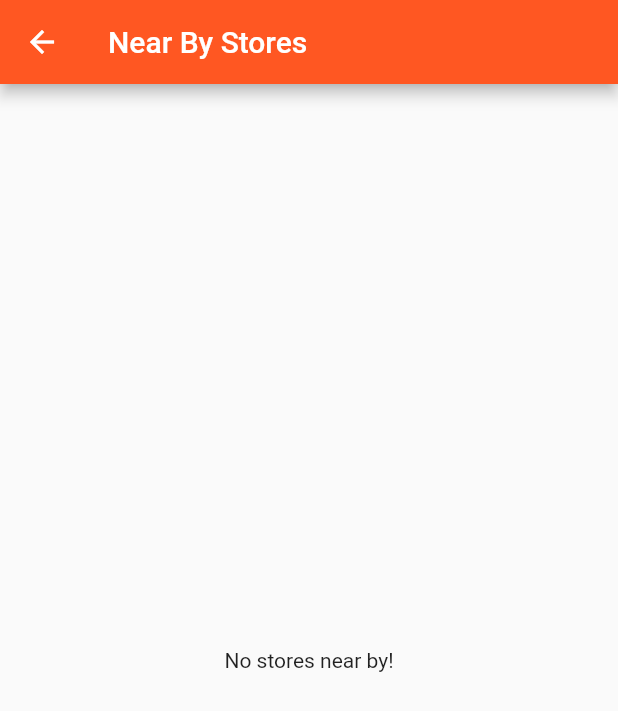
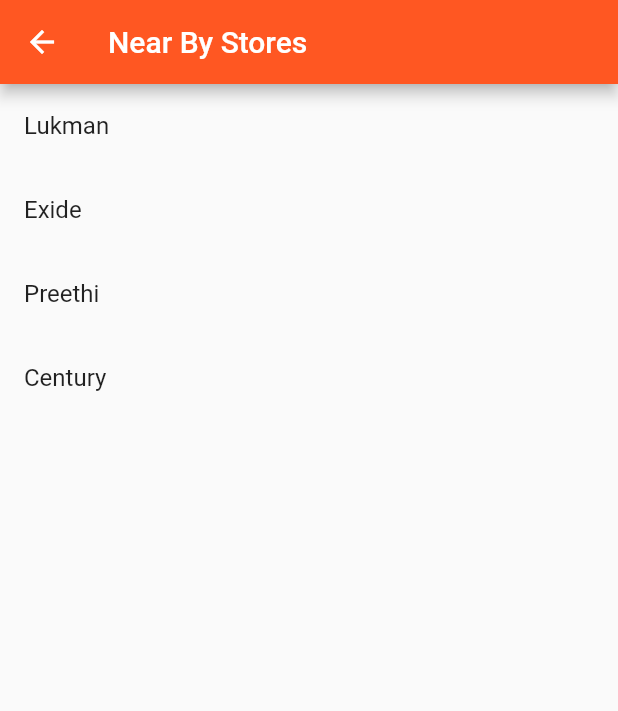
Before and after one commit to MAHakeem-MK/shop_q, a Flutter app: the CustomerHome screen opened directly, on a phone screen of 412 x 824 dp. Shown: the top 711 px of the screen. Run offline on Flutter 3.47's test engine with Material 2 defaults, Android fonts, the light colour scheme and no system bars.

Commit message:
basic contents added.

```diff
--- /dev/null
+++ b/lib/models/Customer.dart
@@ -0,0 +1,6 @@
+class Customer {
+  String name;
+  String phone;
+
+  Customer({this.name, this.phone});
+}
--- /dev/null
+++ b/lib/models/Product.dart
@@ -0,0 +1,4 @@
+class Product {
+  String name;
+  double MRP;
+}
--- /dev/null
+++ b/lib/models/Shop.dart
@@ -0,0 +1,10 @@
+import 'Product.dart';
+
+class Shop {
+
+  String name;
+  String phone;
+  List<Product> stock;
+
+  Shop({this.name, this.phone, this.stock});
+}
--- a/lib/pages/CustomerHome.dart
+++ b/lib/pages/CustomerHome.dart
@@ -1,4 +1,5 @@
 import 'package:flutter/material.dart';
+import 'package:shopq/repositories/shops.dart';
 
 class CustomerHome extends StatefulWidget {
   CustomerHome({Key key, this.title}) : super(key: key);
@@ -14,8 +15,18 @@
   @override
   Widget build(BuildContext context) {
     return Scaffold(
-      appBar: AppBar(title: Text('Near By Stores'),),
-      body: Center(child: Text('No stores near by!'),),
+      appBar: AppBar(
+        title: Text('Near By Stores'),
+      ),
+      body: Center(
+          child: ListView.builder(
+        itemCount: Shops.allShops.length,
+        itemBuilder: (context, position) {
+          return ListTile(
+            title: Text(Shops.allShops[position].name),
+          );
+        },
+      )),
     );
   }
 }
--- /dev/null
+++ b/lib/repositories/shops.dart
@@ -0,0 +1,10 @@
+import 'package:shopq/models/Shop.dart';
+
+class Shops {
+  static List<Shop> allShops = [
+    Shop(name: "Lukman",phone:"98469846",stock: null),
+    Shop(name: "Exide",phone:"98469846",stock: null),
+    Shop(name: "Preethi",phone:"98469846",stock: null),
+    Shop(name: "Century",phone:"98469846",stock: null),
+  ];
+}
```
Also changed, not shown: lib/pages/ShopOwnerHome.dart (+11 -2 lines), lib/repositories/customers.dart (added, +8 -0 lines).
